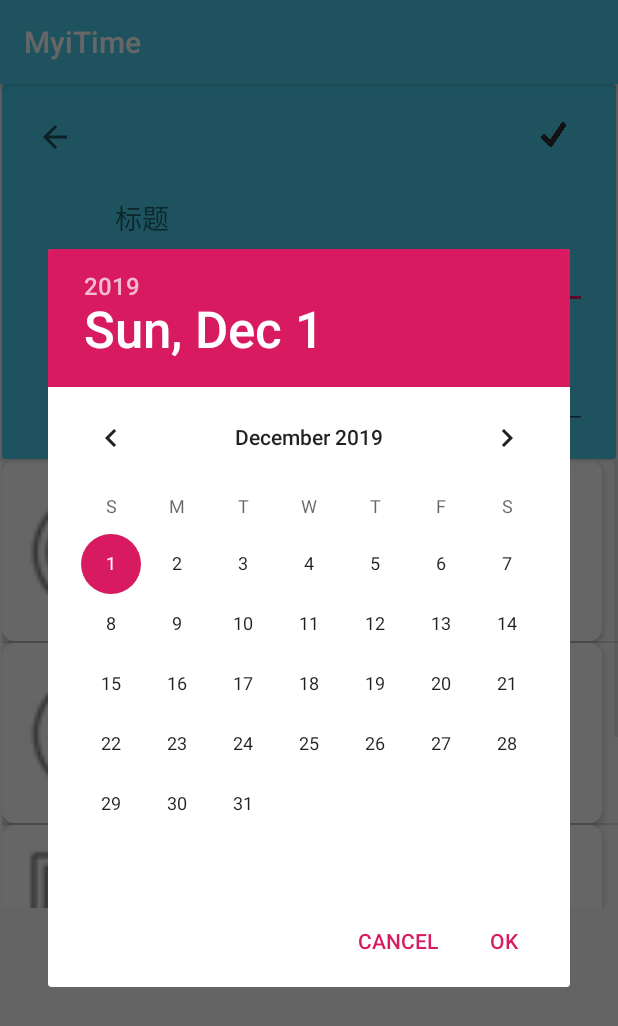
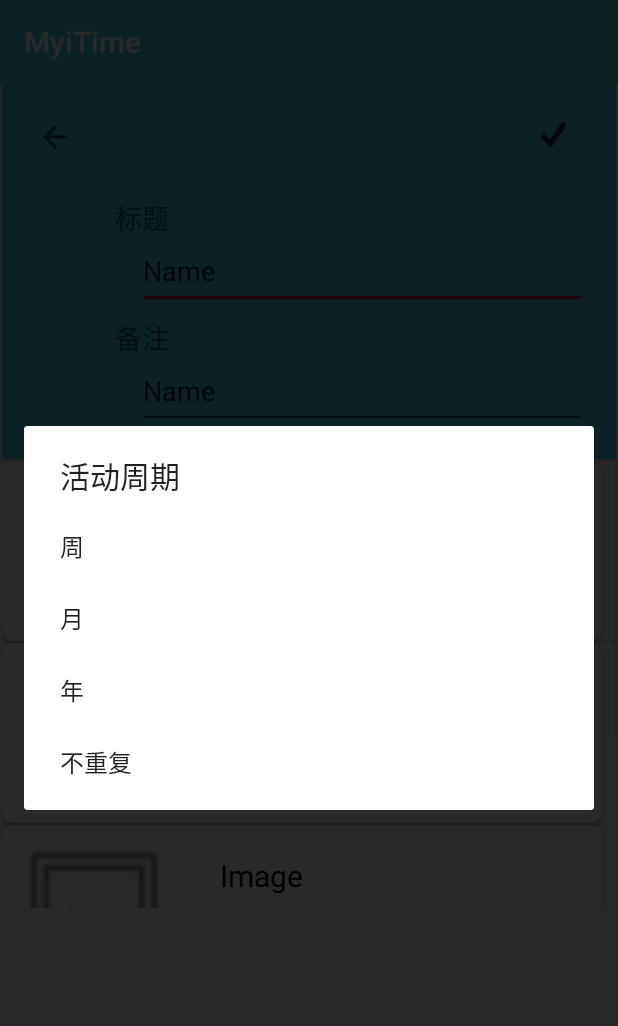
Before and after one commit to Franking502/MyiTime, an Android app: the screen it shows after launch (EditActivity), after a tap on "Date", on a phone screen of 412 x 824 dp. Shown: the top 1026 px of the screen. Run offline under Robolectric (Android 15) with nearby library versions, the phone set to English and light mode, and no system bars.

Commit message:
完善了时间日期设置

```diff
--- a/app/src/main/java/com/example/myitime/EditActivity.java
+++ b/app/src/main/java/com/example/myitime/EditActivity.java
@@ -4,12 +4,22 @@ import androidx.annotation.LayoutRes;
 import androidx.annotation.NonNull;
 import androidx.annotation.Nullable;
 import androidx.appcompat.app.AppCompatActivity;
+import androidx.core.app.ActivityCompat;
+import androidx.core.content.ContextCompat;
 
+import android.Manifest;
+import android.app.AlertDialog;
 import android.app.DatePickerDialog;
 import android.app.TimePickerDialog;
 import android.content.Context;
 
+import android.content.DialogInterface;
+import android.content.Intent;
+import android.content.pm.PackageManager;
+import android.os.Build;
 import android.os.Bundle;
+import android.view.ContextMenu;
+import android.view.Gravity;
 import android.view.LayoutInflater;
 import android.view.View;
 import android.view.ViewGroup;
@@ -18,6 +28,7 @@ import android.widget.DatePicker;
 import android.widget.EditText;
 import android.widget.ImageButton;
 import android.widget.ImageView;
+import android.widget.LinearLayout;
 import android.widget.ListView;
 import android.widget.TextView;
 import android.widget.TimePicker;
@@ -25,8 +36,10 @@ import android.widget.Toast;
 
 import org.w3c.dom.Text;
 
+import java.text.SimpleDateFormat;
 import java.util.ArrayList;
 import java.util.Calendar;
+import java.util.Date;
 import java.util.List;
 
 public class EditActivity extends AppCompatActivity {
@@ -63,10 +76,10 @@ public class EditActivity extends AppCompatActivity {
 
     private void init() {
         //在这里面设置Date、Period、Image、Stick四项到List中并显示
-        listEditItem.add(new EditItem("Date",android.R.drawable.ic_menu_recent_history, " "));
-        listEditItem.add(new EditItem("Period",android.R.drawable.ic_menu_rotate, " "));
-        listEditItem.add(new EditItem("Image",android.R.drawable.ic_menu_gallery, " "));
-        listEditItem.add(new EditItem("Stick",android.R.drawable.ic_menu_upload, " "));
+        listEditItem.add(new EditItem("Date",android.R.drawable.ic_menu_recent_history, " ", 0));
+        listEditItem.add(new EditItem("Period",android.R.drawable.ic_menu_rotate, " ", 1));
+        listEditItem.add(new EditItem("Image",android.R.drawable.ic_menu_gallery, " ", 2));
+        listEditItem.add(new EditItem("Stick",android.R.drawable.ic_menu_upload, " ", 3));
     }
 
     private class EditItem {//在这里面设置方法对活动类进行设置，显示
@@ -77,17 +90,23 @@ public class EditActivity extends AppCompatActivity {
         private int month;//事件月份
         private int date;//事件日期
         private int hour;//事件时
+        private int minute;//事件分
 
-        private int minute;//事件分
+
+        private String period;//事件周期
         //不设秒，默认0秒
         private String Item;//项名称
         private int ItemIcon;//项图标id
 
-        private EditItem(String item,int icon, String description){
+        private EditItem(String item,int icon, String description, int index){
             this.setItem(item);
             this.setItemIcon(icon);
             this.setDescription(description);
         }
+
+        public String getPeriod() { return period; }
+
+        public void setPeriod(String period) { this.period = period; }
 
         public String getTitle() {
             return Title;
@@ -183,41 +202,61 @@ public class EditActivity extends AppCompatActivity {
             final String tmp=name.getText().toString();
             final TextView description=view.findViewById(R.id.item_description);
 
-            name.setOnClickListener(new View.OnClickListener(){
-                public void onClick(View view){
+            name.setOnClickListener(new View.OnClickListener() {
+                public void onClick(View view) {
                     Toast.makeText(EditActivity.this, tmp, Toast.LENGTH_SHORT).show();
-                    switch(tmp){
+                    switch (tmp) {
                         case "Date":
                             //这里弹出时间选择窗口
-                            Calendar calendar = Calendar.getInstance();
-                            final int[] done = {0};
-                            //create a datePickerDialog and then shoe it on your screen
-                            new DatePickerDialog(EditActivity.this,//binding the listener for your DatePickerDialog
-                                new DatePickerDialog.OnDateSetListener() {
-                                    @Override
-                                    public void onDateSet(DatePicker view, int year, int month, int dayOfMonth) {
-                                        Toast.makeText(EditActivity.this,"Year:" + year + " Month:" + month + " Date:" + dayOfMonth,Toast.LENGTH_SHORT).show();
-                                        item.setYear(year);
-                                        item.setMonth(month);
-                                        item.setDate(dayOfMonth);
-                                        description.setText(item.getYear()+"/"+item.getMonth()+"/"+item.getDate());
-                                    }
+                            AlertDialog.Builder localBuilder = new AlertDialog.Builder(EditActivity.this);
+                            localBuilder.setTitle("选择时间").setIcon(item.getItemIcon());
+                            //
+                            final LinearLayout layout_alert = (LinearLayout) getLayoutInflater().inflate(R.layout.layout_dataselect, null);
+                            localBuilder.setView(layout_alert);
+                            localBuilder.setPositiveButton("确定", new DialogInterface.OnClickListener() {
+                                public void onClick(DialogInterface paramAnonymousDialogInterface, int paramAnonymousInt) {
+                                    DatePicker datepicker1 = (DatePicker) layout_alert.findViewById(R.id.datepicker1);
+                                    int year = datepicker1.getYear();
+                                    int month = datepicker1.getMonth() + 1;
+                                    int date = datepicker1.getDayOfMonth();
+                                    item.setYear(year);
+                                    item.setMonth(month);
+                                    item.setDate(date);
+                                    item.setDescription(Integer.toString(year) + '-' + month + '-' + date);//string加int则默认将int转string
+                                    description.setText(Integer.toString(year) + '-' + month + '-' + date);
                                 }
-                                , calendar.get(Calendar.YEAR)
-                                , calendar.get(Calendar.MONTH)
-                                , calendar.get(Calendar.DAY_OF_MONTH)).show();
+                            }).setNegativeButton("取消", new DialogInterface.OnClickListener() {
+                                public void onClick(DialogInterface paramAnonymousDialogInterface, int paramAnonymousInt) {
+
+                                }
+                            }).create().show();
+
+                        case "Period":
+                            AlertDialog.Builder dialog = new AlertDialog.Builder(EditActivity.this);
+                            dialog.setTitle("活动周期");
+                            final String[] period = new String[]{"周", "月", "年", "不重复"};
+                            dialog.setItems(period, new DialogInterface.OnClickListener() {
+                                @Override
+                                public void onClick(DialogInterface dialog, int which) {
+                                    item.setPeriod(period[which]);
+                                    description.setText(period[which]);
+                                }
+                            });
+                            dialog.show();
+
+                        case "Image":
+                            //这里转到设定图片的逻辑
 
 
-                        case "Period":
-                            //这里弹出设定周期的窗口
-                        case "Image":
-                            //这里转到设定图片的逻辑
+                            break;
                         case "Stick":
                             //这里转到置顶逻辑
+                            break;
                     }
                 }
+
+
             });
-
             return view;
         }
     }
--- /dev/null
+++ b/app/src/main/res/layout/layout_dataselect.xml
@@ -0,0 +1,15 @@
+<?xml version="1.0" encoding="utf-8"?>
+<LinearLayout xmlns:android="http://schemas.android.com/apk/res/android"
+    android:layout_width="match_parent"
+    android:layout_height="match_parent"
+    android:theme="@style/Base.Theme.AppCompat.Light.DarkActionBar">
+
+    <DatePicker
+        android:id="@+id/datepicker1"
+        android:layout_width="match_parent"
+        android:layout_height="140dp"
+        android:background="@color/colorPrimary"
+        android:calendarViewShown="false"
+
+        android:datePickerMode="spinner" />
+</LinearLayout>
```
